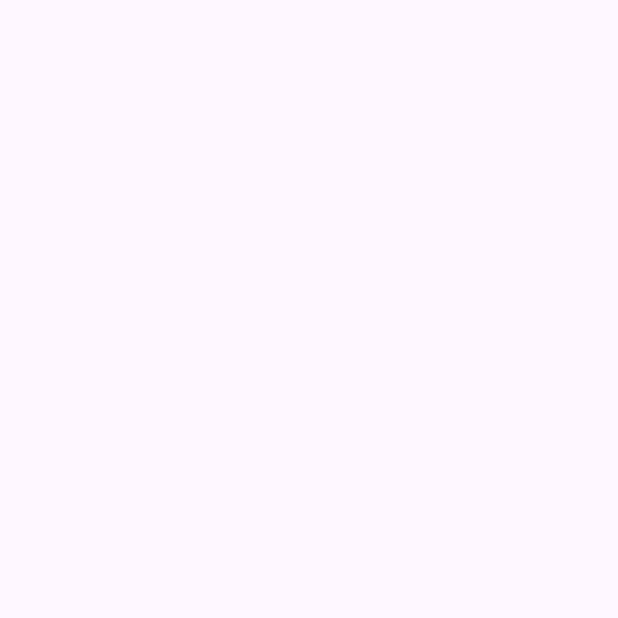
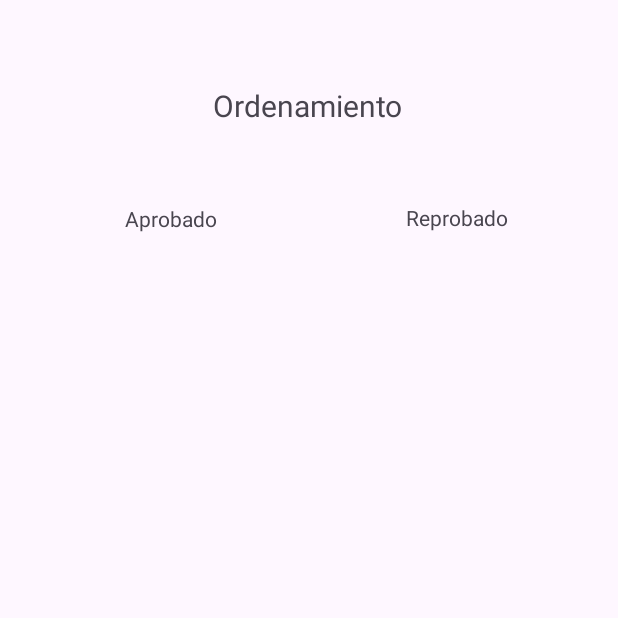
Before and after one commit to JosephHerreraDev/calificaciones, an Android app: the ordenado screen opened directly, with no data from a screen before it, on a phone screen of 412 x 824 dp, the top half of it. Before the commit the part shown is empty. Run offline under Robolectric (Android 15) with nearby library versions, the phone set to English and light mode, and no system bars.

Commit message:
Added ordering page

```diff
--- a/app/src/main/java/com/example/calificaciones/Agregar.java
+++ b/app/src/main/java/com/example/calificaciones/Agregar.java
@@ -1,7 +1,9 @@
 package com.example.calificaciones;
 
+import android.content.Intent;
 import android.os.Bundle;
 import android.view.View;
+import android.widget.Button;
 import android.widget.EditText;
 import android.widget.Toast;
 
@@ -18,6 +20,7 @@ public class Agregar extends AppCompatActivity {
     EditText etCal1;
     EditText etCal2;
     EditText etCal3;
+    Button btnOrganizar;
 
     @Override
     protected void onCreate(Bundle savedInstanceState) {
@@ -34,8 +37,18 @@ public class Agregar extends AppCompatActivity {
         etCal1 = findViewById(R.id.etCal1);
         etCal2 = findViewById(R.id.etCal2);
         etCal3 = findViewById(R.id.etCal3);
+        btnOrganizar = findViewById(R.id.btnOrganizar);
 
         //myDb.deleteData("1");
+
+        Intent intent = new Intent(Agregar.this, ordenado.class);
+
+        btnOrganizar.setOnClickListener(new View.OnClickListener(){
+            @Override
+            public void onClick(View view){
+                startActivity(intent);
+            }
+        });
     }
 
     public void agregar(View view){
--- a/app/src/main/java/com/example/calificaciones/MainActivity.java
+++ b/app/src/main/java/com/example/calificaciones/MainActivity.java
@@ -78,8 +78,6 @@ public class MainActivity extends AppCompatActivity {
             calificacionesConNombre.add(nombre + " | " + promedio.toString());
         }
 
-
-
         adapter = new ArrayAdapter(this, androidx.appcompat.R.layout.support_simple_spinner_dropdown_item, calificacionesConNombre);
         lv1.setAdapter(adapter);
 
--- a/app/src/main/java/com/example/calificaciones/ordenado.java
+++ b/app/src/main/java/com/example/calificaciones/ordenado.java
@@ -1,6 +1,10 @@
 package com.example.calificaciones;
 
+import android.database.Cursor;
 import android.os.Bundle;
+import android.widget.ArrayAdapter;
+import android.widget.ListView;
+import android.widget.Toast;
 
 import androidx.activity.EdgeToEdge;
 import androidx.appcompat.app.AppCompatActivity;
@@ -8,7 +12,19 @@ import androidx.core.graphics.Insets;
 import androidx.core.view.ViewCompat;
 import androidx.core.view.WindowInsetsCompat;
 
+import java.util.ArrayList;
+import java.util.List;
+
 public class ordenado extends AppCompatActivity {
+
+    Database myDb;
+    ArrayAdapter adapterAprobados;
+    ArrayAdapter adapterReprobados;
+    List<String> aprobados = new ArrayList<String>();
+    List<String> reprobados = new ArrayList<String>();
+    ListView lvAprobado;
+    ListView lvReprobado;
+    Float promedio;
 
     @Override
     protected void onCreate(Bundle savedInstanceState) {
@@ -20,5 +36,47 @@ public class ordenado extends AppCompatActivity {
             v.setPadding(systemBars.left, systemBars.top, systemBars.right, systemBars.bottom);
             return insets;
         });
+        myDb = new Database(this);
+        lvAprobado = findViewById(R.id.lvAprobado);
+        lvReprobado = findViewById(R.id.lvReprobado);
+
+        String nombre = "";
+        Float cal1 = 0f;
+        Float cal2= 0f;
+        Float cal3= 0f;
+
+        Cursor res = myDb.getData();
+
+        if(res.getCount() == 0){
+            Toast.makeText(this, "No hay alumnos aun", Toast.LENGTH_SHORT).show();
+            return;
+        }
+
+        while(res.moveToNext()){
+            nombre = res.getString(1);
+            cal1 = res.getFloat(2);
+            cal2 = res.getFloat(3);
+            cal3 = res.getFloat(4);
+
+            promedio = (cal1 + cal2 + cal3)/3;
+            if(promedio >= 7){
+                aprobados.add(nombre);
+            }
+            else{
+                reprobados.add(nombre);
+            }
+
+        }
+
+        adapterAprobados = new ArrayAdapter(this, androidx.appcompat.R.layout.support_simple_spinner_dropdown_item,
+                aprobados);
+        lvAprobado.setAdapter(adapterAprobados);
+
+        adapterReprobados = new ArrayAdapter(this, androidx.appcompat.R.layout.support_simple_spinner_dropdown_item,
+                reprobados);
+
+        lvReprobado.setAdapter(adapterReprobados);
+        lvAprobado.setAdapter(adapterAprobados);
+
     }
 }
--- a/app/src/main/res/layout/activity_ordenado.xml
+++ b/app/src/main/res/layout/activity_ordenado.xml
@@ -7,4 +7,62 @@
     android:layout_height="match_parent"
     tools:context=".ordenado">
 
+    <TextView
+        android:id="@+id/textView7"
+        android:layout_width="wrap_content"
+        android:layout_height="wrap_content"
+        android:text="Ordenamiento"
+        android:textSize="20sp"
+        app:layout_constraintBottom_toBottomOf="parent"
+        app:layout_constraintEnd_toEndOf="parent"
+        app:layout_constraintHorizontal_bias="0.498"
+        app:layout_constraintStart_toStartOf="parent"
+        app:layout_constraintTop_toTopOf="parent"
+        app:layout_constraintVertical_bias="0.071" />
+
+    <ListView
+        android:id="@+id/lvAprobado"
+        android:layout_width="180dp"
+        android:layout_height="120dp"
+        app:layout_constraintBottom_toBottomOf="parent"
+        app:layout_constraintEnd_toEndOf="parent"
+        app:layout_constraintHorizontal_bias="0.069"
+        app:layout_constraintStart_toStartOf="parent"
+        app:layout_constraintTop_toTopOf="parent"
+        app:layout_constraintVertical_bias="0.252" />
+
+    <ListView
+        android:id="@+id/lvReprobado"
+        android:layout_width="188dp"
+        android:layout_height="120dp"
+        app:layout_constraintBottom_toBottomOf="parent"
+        app:layout_constraintEnd_toEndOf="parent"
+        app:layout_constraintHorizontal_bias="0.928"
+        app:layout_constraintStart_toStartOf="parent"
+        app:layout_constraintTop_toTopOf="parent"
+        app:layout_constraintVertical_bias="0.252" />
+
+    <TextView
+        android:id="@+id/textView8"
+        android:layout_width="wrap_content"
+        android:layout_height="wrap_content"
+        android:text="Aprobado"
+        app:layout_constraintBottom_toBottomOf="parent"
+        app:layout_constraintEnd_toEndOf="parent"
+        app:layout_constraintHorizontal_bias="0.237"
+        app:layout_constraintStart_toStartOf="parent"
+        app:layout_constraintTop_toTopOf="parent"
+        app:layout_constraintVertical_bias="0.169" />
+
+    <TextView
+        android:id="@+id/textView9"
+        android:layout_width="wrap_content"
+        android:layout_height="wrap_content"
+        android:text="Reprobado"
+        app:layout_constraintBottom_toBottomOf="parent"
+        app:layout_constraintEnd_toEndOf="parent"
+        app:layout_constraintHorizontal_bias="0.787"
+        app:layout_constraintStart_toStartOf="parent"
+        app:layout_constraintTop_toTopOf="parent"
+        app:layout_constraintVertical_bias="0.168" />
 </androidx.constraintlayout.widget.ConstraintLayout>
```
